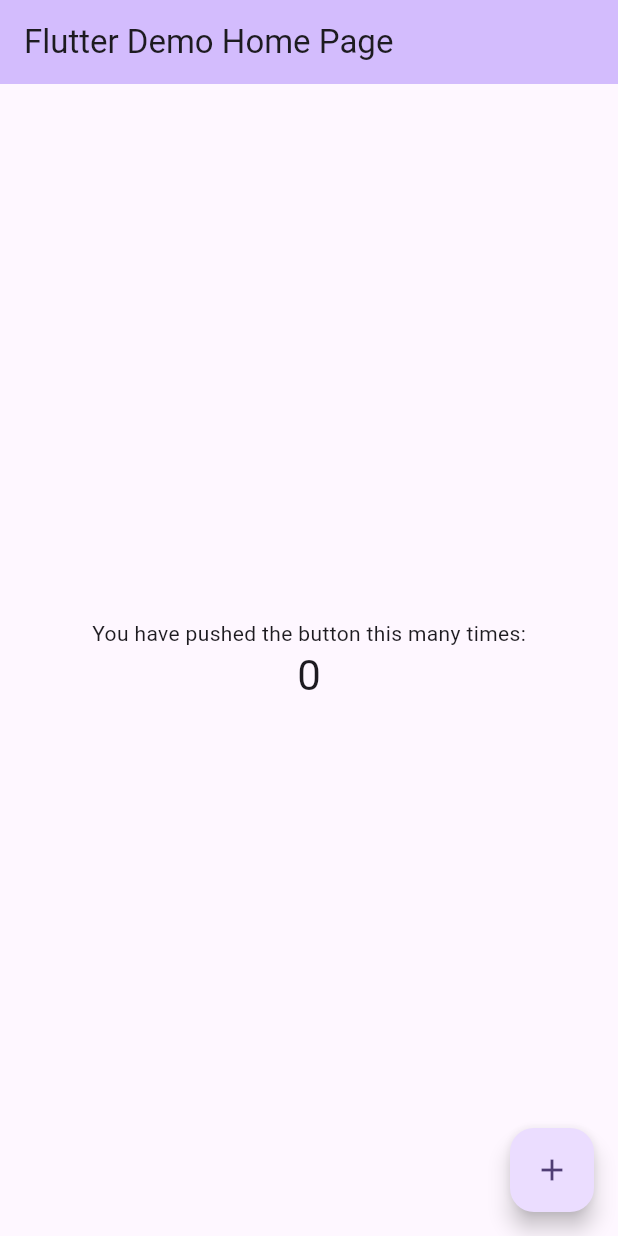
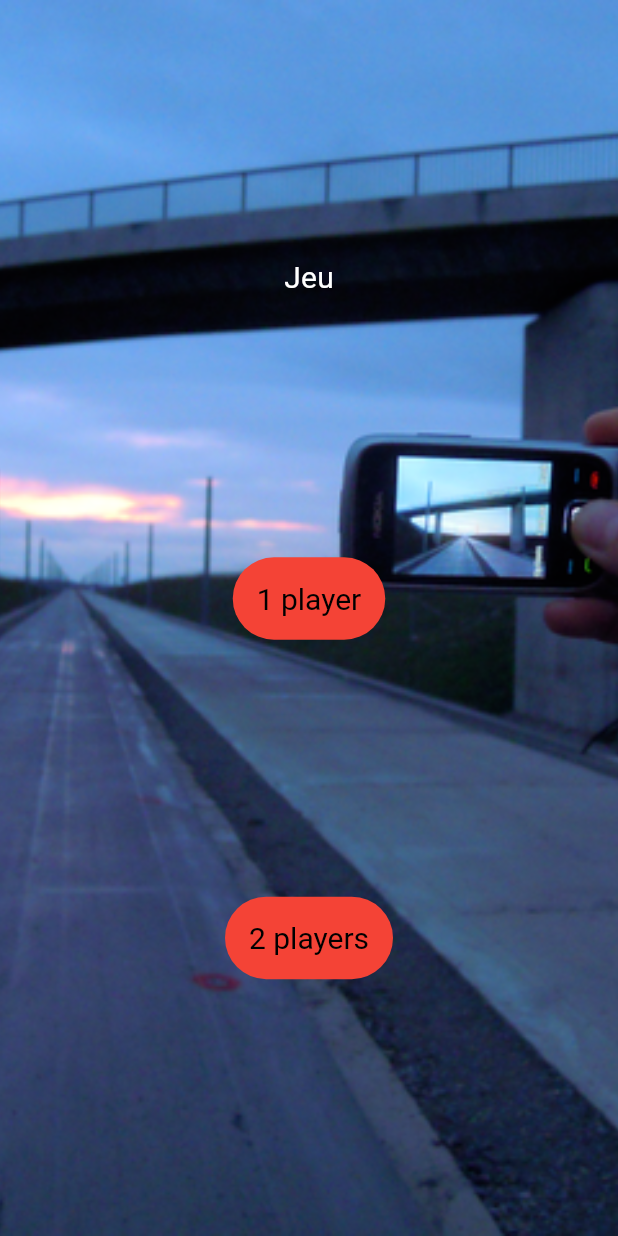
Before and after one commit to mhilliou/PROGM_Projet, a Flutter app: the screen it shows after launch, on a phone screen of 412 x 824 dp. Run offline on Flutter 3.47's test engine with Material 2 defaults, Android fonts, the phone set to English and light mode, and no system bars.

Commit message:
Création page d'accueil

```diff
--- a/lib/main.dart
+++ b/lib/main.dart
@@ -1,4 +1,5 @@
 import 'package:flutter/material.dart';
+import 'game1.dart';
 
 void main() {
   runApp(const MyApp());
@@ -11,115 +12,131 @@ class MyApp extends StatelessWidget {
   @override
   Widget build(BuildContext context) {
     return MaterialApp(
-      title: 'Flutter Demo',
+      title: 'My App',
       theme: ThemeData(
-        // This is the theme of your application.
-        //
-        // TRY THIS: Try running your application with "flutter run". You'll see
-        // the application has a blue toolbar. Then, without quitting the app,
-        // try changing the seedColor in the colorScheme below to Colors.green
-        // and then invoke "hot reload" (save your changes or press the "hot
-        // reload" button in a Flutter-supported IDE, or press "r" if you used
-        // the command line to start the app).
-        //
-        // Notice that the counter didn't reset back to zero; the application
-        // state is not lost during the reload. To reset the state, use hot
-        // restart instead.
-        //
-        // This works for code too, not just values: Most code changes can be
-        // tested with just a hot reload.
-        colorScheme: ColorScheme.fromSeed(seedColor: Colors.deepPurple),
+        colorScheme: ColorScheme.fromSeed(seedColor: Colors.blue),
         useMaterial3: true,
       ),
-      home: const MyHomePage(title: 'Flutter Demo Home Page'),
+      /*home: const MyHomePage(),*/
+      initialRoute: '/',
+      routes: {
+        '/': (context) => const MyHomePage(),
+        '/1player': (context) => const MyPage1Player(),
+        '/2players': (context) => const MyPage2Players(),
+      },
     );
   }
 }
 
 class MyHomePage extends StatefulWidget {
-  const MyHomePage({super.key, required this.title});
-
-  // This widget is the home page of your application. It is stateful, meaning
-  // that it has a State object (defined below) that contains fields that affect
-  // how it looks.
-
-  // This class is the configuration for the state. It holds the values (in this
-  // case the title) provided by the parent (in this case the App widget) and
-  // used by the build method of the State. Fields in a Widget subclass are
-  // always marked "final".
-
-  final String title;
+  const MyHomePage({super.key});
 
   @override
   State<MyHomePage> createState() => _MyHomePageState();
 }
 
 class _MyHomePageState extends State<MyHomePage> {
-  int _counter = 0;
+  @override
+  Widget build(BuildContext context) {
+    Widget elements = Column(
+      mainAxisAlignment: MainAxisAlignment.spaceEvenly,
+      children: [
+        const Text(
+          'Jeu',
+          style: TextStyle(color: Colors.white, fontSize: 20),
+        ),
+        TextButton(
+          style: TextButton.styleFrom(
+            foregroundColor: Colors.black,
+            backgroundColor: Colors.red,
+            padding: const EdgeInsets.all(16.0),
+            textStyle: const TextStyle(fontSize: 20),
+          ),
+          onPressed: () {
+            Navigator.pushNamed(context, '/1player');
+          },
+          child: const Text('1 player'),
+        ),
+        TextButton(
+          style: TextButton.styleFrom(
+            foregroundColor: Colors.black,
+            backgroundColor: Colors.red,
+            padding: const EdgeInsets.all(16.0),
+            textStyle: const TextStyle(fontSize: 20),
+          ),
+          onPressed: () {
+            Navigator.pushNamed(context, '/2players');
+          },
+          child: const Text('2 players'),
+        ),
+      ],
+    );
 
-  void _incrementCounter() {
-    setState(() {
-      // This call to setState tells the Flutter framework that something has
-      // changed in this State, which causes it to rerun the build method below
-      // so that the display can reflect the updated values. If we changed
-      // _counter without calling setState(), then the build method would not be
-      // called again, and so nothing would appear to happen.
-      _counter++;
-    });
+    return Scaffold(
+      body: Container(
+          decoration: const BoxDecoration(
+            image: DecorationImage(
+              image: AssetImage("assets/images/image_1.png"),
+              fit: BoxFit.cover,
+            ),
+          ),
+          constraints: const BoxConstraints.expand(),
+          child: elements),
+    );
+  }
 }
 
+class MyPage1Player extends StatefulWidget {
+  const MyPage1Player({super.key});
+
+  @override
+  State<MyPage1Player> createState() => _MyPage1PlayerState();
+}
+
+class _MyPage1PlayerState extends State<MyPage1Player> {
   @override
   Widget build(BuildContext context) {
-    // This method is rerun every time setState is called, for instance as done
-    // by the _incrementCounter method above.
-    //
-    // The Flutter framework has been optimized to make rerunning build methods
-    // fast, so that you can just rebuild anything that needs updating rather
-    // than having to individually change instances of widgets.
     return Scaffold(
-      appBar: AppBar(
-        // TRY THIS: Try changing the color here to a specific color (to
-        // Colors.amber, perhaps?) and trigger a hot reload to see the AppBar
-        // change color while the other colors stay the same.
-        backgroundColor: Theme.of(context).colorScheme.inversePrimary,
-        // Here we take the value from the MyHomePage object that was created by
-        // the App.build method, and use it to set our appbar title.
-        title: Text(widget.title),
+      body: Column(
+        children: [
+          ElevatedButton(
+            child: Text("Go back"),
+            onPressed: () {
+              Navigator.pop(context);
+            },
           ),
-      body: Center(
-        // Center is a layout widget. It takes a single child and positions it
-        // in the middle of the parent.
-        child: Column(
-          // Column is also a layout widget. It takes a list of children and
-          // arranges them vertically. By default, it sizes itself to fit its
-          // children horizontally, and tries to be as tall as its parent.
-          //
-          // Column has various properties to control how it sizes itself and
-          // how it positions its children. Here we use mainAxisAlignment to
-          // center the children vertically; the main axis here is the vertical
-          // axis because Columns are vertical (the cross axis would be
-          // horizontal).
-          //
-          // TRY THIS: Invoke "debug painting" (choose the "Toggle Debug Paint"
-          // action in the IDE, or press "p" in the console), to see the
-          // wireframe for each widget.
-          mainAxisAlignment: MainAxisAlignment.center,
-          children: <Widget>[
-            const Text(
-              'You have pushed the button this many times:',
+          TextButton(
+            onPressed: () {
+              Navigator.push(context, MaterialPageRoute(
+                  builder: (context) => Game1(),
                 ),
-            Text(
-              '$_counter',
-              style: Theme.of(context).textTheme.headlineMedium,
+              );
+            },
+            child: Text('Play'),
           ),
         ],
       ),
-      ),
-      floatingActionButton: FloatingActionButton(
-        onPressed: _incrementCounter,
-        tooltip: 'Increment',
-        child: const Icon(Icons.add),
-      ), // This trailing comma makes auto-formatting nicer for build methods.
     );
   }
 }
+
+class MyPage2Players extends StatefulWidget {
+  const MyPage2Players({super.key});
+
+  @override
+  State<MyPage2Players> createState() => _MyPage2PlayersState();
+}
+
+class _MyPage2PlayersState extends State<MyPage2Players> {
+  @override
+  Widget build(BuildContext context) {
+    return Scaffold(
+      body: ElevatedButton(
+        child: Text("Go back"),
+        onPressed: () {
+          Navigator.pop(context);
+        },
+      ),
+    );
+  }
+}
--- a/pubspec.yaml
+++ b/pubspec.yaml
@@ -59,9 +59,8 @@ flutter:
   uses-material-design: true
 
   # To add assets to your application, add an assets section, like this:
-  # assets:
-  #   - images/a_dot_burr.jpeg
-  #   - images/a_dot_ham.jpeg
+  assets:
+    - assets/images/
 
   # An image asset can refer to one or more resolution-specific "variants", see
   # https://flutter.dev/assets-and-images/#resolution-aware
```
Also changed, not shown: lib/game1.dart (added, +22 -0 lines), assets/images/image_1.png (added). Lines whose indentation alone changed are shown as unchanged.
